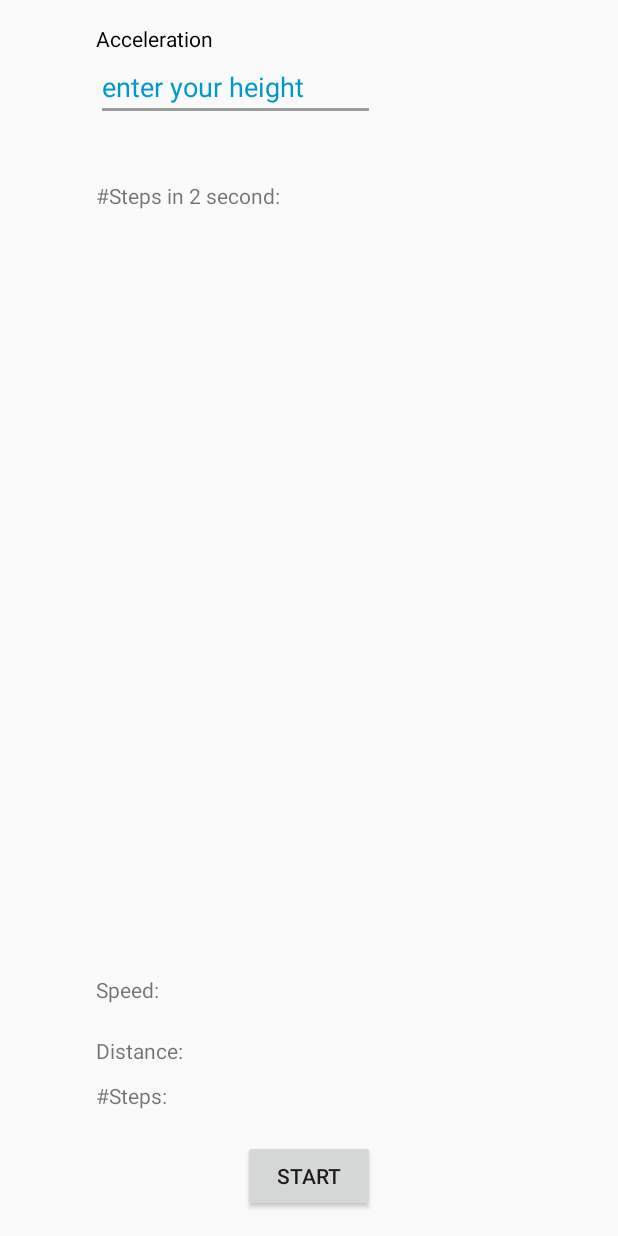
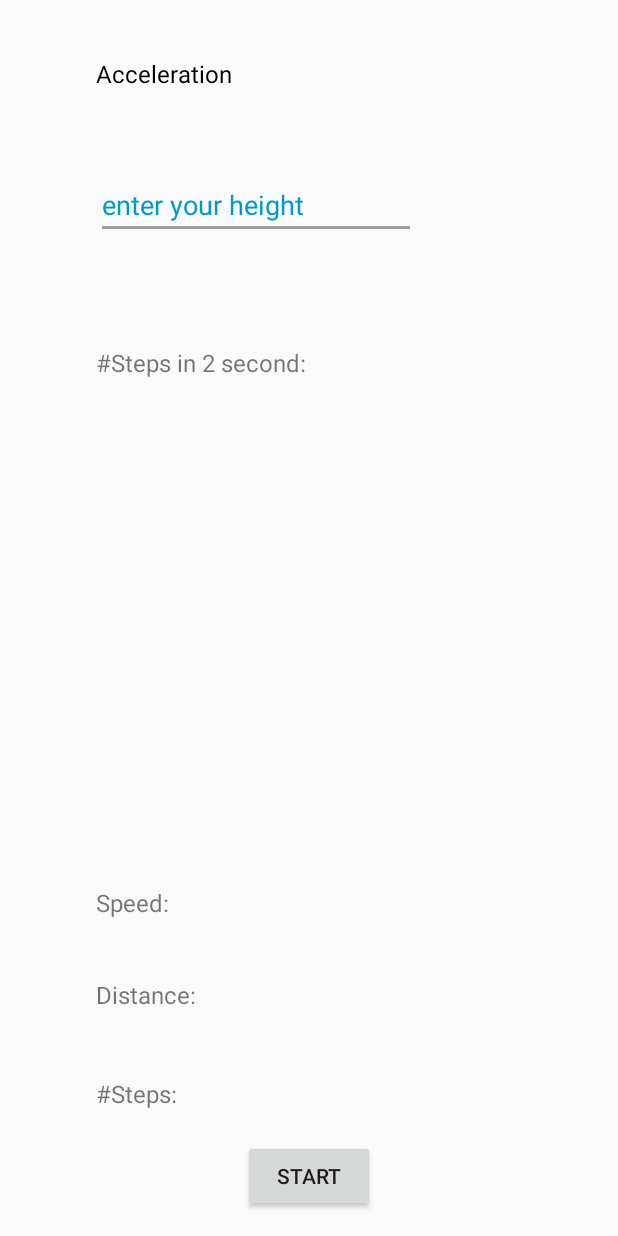
Before and after one commit to sun-xiaofeng/COMP90018-Project, an Android app: the StepCounterActivity screen opened directly, with no data from a screen before it, on a phone screen of 412 x 824 dp. Run offline under Robolectric (Android 15) with nearby library versions, the phone set to English and light mode, and no system bars.

Commit message:
Minor changes of StepCounter layout

```diff
--- a/app/src/main/res/layout/activity_step_counter.xml
+++ b/app/src/main/res/layout/activity_step_counter.xml
@@ -12,37 +12,38 @@
     tools:context="comp90018.project2.weather.StepCounterActivity">
 
     <TextView
+        android:id="@+id/Acceleration"
         android:layout_width="wrap_content"
         android:layout_height="wrap_content"
+        android:layout_alignParentStart="true"
+        android:layout_alignParentTop="true"
+        android:layout_marginTop="22dp"
         android:text="Acceleration"
         android:textColor="@android:color/black"
-        android:id="@+id/Acceleration"
-        android:layout_alignParentTop="true"
-        android:layout_alignParentLeft="true"
-        android:layout_alignParentStart="true" />
+        android:textSize="16sp" />
 
     <EditText
         android:id="@+id/height"
         android:layout_width="wrap_content"
         android:layout_height="wrap_content"
-        android:layout_alignEnd="@+id/show"
-        android:layout_alignRight="@+id/show"
-        android:layout_below="@+id/Acceleration"
         android:ems="10"
         android:hint="enter your height"
         android:inputType="number"
         android:textColor="@android:color/holo_blue_dark"
-        android:textColorHint="@android:color/holo_blue_dark" />
+        android:textColorHint="@android:color/holo_blue_dark"
+        android:layout_below="@+id/Acceleration"
+        android:layout_alignParentStart="true"
+        android:layout_marginTop="54dp" />
 
     <TextView
         android:text="#Steps in 2 second: "
         android:layout_width="wrap_content"
         android:layout_height="wrap_content"
         android:id="@+id/steps2sec"
+        android:layout_marginTop="71dp"
         android:layout_below="@+id/height"
-        android:layout_alignParentLeft="true"
         android:layout_alignParentStart="true"
-        android:layout_marginTop="40dp" />
+        android:textSize="16sp"/>
 
     <TextView
         android:text="#Steps: "
@@ -52,7 +53,8 @@
         android:layout_marginBottom="20dp"
         android:layout_above="@+id/show"
         android:layout_alignParentLeft="true"
-        android:layout_alignParentStart="true" />
+        android:layout_alignParentStart="true"
+        android:textSize="16sp"/>
 
     <Button
         android:text="Start"
@@ -66,20 +68,20 @@
         android:text="Distance: "
         android:layout_width="wrap_content"
         android:layout_height="wrap_content"
-        android:layout_marginBottom="30dp"
+        android:layout_marginBottom="44dp"
         android:id="@+id/distance"
-        android:layout_alignBottom="@+id/Steps"
-        android:layout_alignParentLeft="true"
-        android:layout_alignParentStart="true" />
+        android:layout_above="@+id/Steps"
+        android:layout_alignParentStart="true"
+        android:textSize="16sp"/>
 
     <TextView
         android:text="Speed: "
         android:layout_width="wrap_content"
         android:layout_height="wrap_content"
-        android:layout_marginBottom="21dp"
+        android:layout_marginBottom="39dp"
         android:id="@+id/speed"
         android:layout_above="@+id/distance"
-        android:layout_alignParentLeft="true"
-        android:layout_alignParentStart="true" />
+        android:layout_alignParentStart="true"
+        android:textSize="16sp"/>
 
 </RelativeLayout>
```
